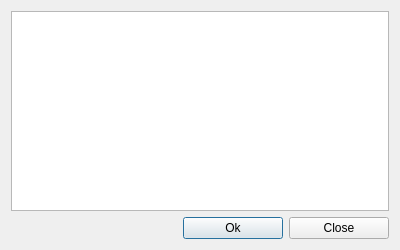
Old version of the form Tools/UIEditor/UI/Dialogs/fontmanagerdialog.ui in the repository xaoctech/dava.engine.
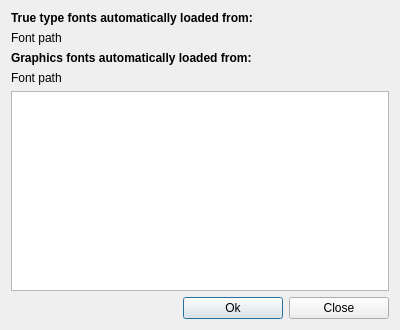
New version of the form.

```diff
--- a/Tools/UIEditor/UI/Dialogs/fontmanagerdialog.ui
+++ b/Tools/UIEditor/UI/Dialogs/fontmanagerdialog.ui
@@ -10,19 +10,19 @@
     <x>0</x>
     <y>0</y>
     <width>400</width>
-    <height>250</height>
+    <height>330</height>
    </rect>
   </property>
   <property name="minimumSize">
    <size>
     <width>400</width>
-    <height>250</height>
+    <height>330</height>
    </size>
   </property>
   <property name="maximumSize">
    <size>
     <width>400</width>
-    <height>250</height>
+    <height>330</height>
    </size>
   </property>
   <property name="windowTitle">
@@ -33,9 +33,79 @@
   </property>
   <layout class="QGridLayout" name="gridLayout">
    <item row="0" column="0" colspan="3">
+    <widget class="QLabel" name="trueTypeFontPathLabel">
+     <property name="maximumSize">
+      <size>
+       <width>376</width>
+       <height>16777215</height>
+      </size>
+     </property>
+     <property name="styleSheet">
+      <string notr="true">font-weight: bold;</string>
+     </property>
+     <property name="text">
+      <string>True type fonts automatically loaded from:</string>
+     </property>
+    </widget>
+   </item>
+   <item row="1" column="0" colspan="3">
+    <widget class="QLabel" name="trueTypeFontPath">
+     <property name="minimumSize">
+      <size>
+       <width>376</width>
+       <height>0</height>
+      </size>
+     </property>
+     <property name="maximumSize">
+      <size>
+       <width>376</width>
+       <height>16777215</height>
+      </size>
+     </property>
+     <property name="text">
+      <string>Font path</string>
+     </property>
+    </widget>
+   </item>
+   <item row="2" column="0" colspan="3">
+    <widget class="QLabel" name="graphicsFontPathLabel">
+     <property name="maximumSize">
+      <size>
+       <width>376</width>
+       <height>16777215</height>
+      </size>
+     </property>
+     <property name="styleSheet">
+      <string notr="true">font-weight: bold</string>
+     </property>
+     <property name="text">
+      <string>Graphics fonts automatically loaded from:</string>
+     </property>
+    </widget>
+   </item>
+   <item row="3" column="0" colspan="3">
+    <widget class="QLabel" name="graphicsFontPath">
+     <property name="minimumSize">
+      <size>
+       <width>376</width>
+       <height>0</height>
+      </size>
+     </property>
+     <property name="maximumSize">
+      <size>
+       <width>376</width>
+       <height>16777215</height>
+      </size>
+     </property>
+     <property name="text">
+      <string>Font path</string>
+     </property>
+    </widget>
+   </item>
+   <item row="4" column="0" colspan="3">
     <widget class="QTableView" name="fontsTableView"/>
    </item>
-   <item row="1" column="0">
+   <item row="5" column="0">
     <spacer name="horizontalSpacer">
      <property name="orientation">
       <enum>Qt::Horizontal</enum>
@@ -48,7 +118,7 @@
      </property>
     </spacer>
    </item>
-   <item row="1" column="1">
+   <item row="5" column="1">
     <widget class="QPushButton" name="okButton">
      <property name="minimumSize">
       <size>
@@ -67,7 +137,7 @@
      </property>
     </widget>
    </item>
-   <item row="1" column="2">
+   <item row="5" column="2">
     <widget class="QPushButton" name="closeButton">
      <property name="minimumSize">
       <size>
```
